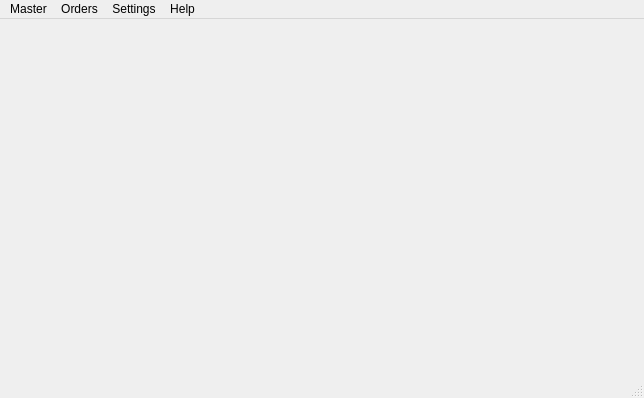
Old version of the form ui/dashboard.ui in the repository ajayrandhawa/Python-Qt-Restaurant-Biiling-Software.
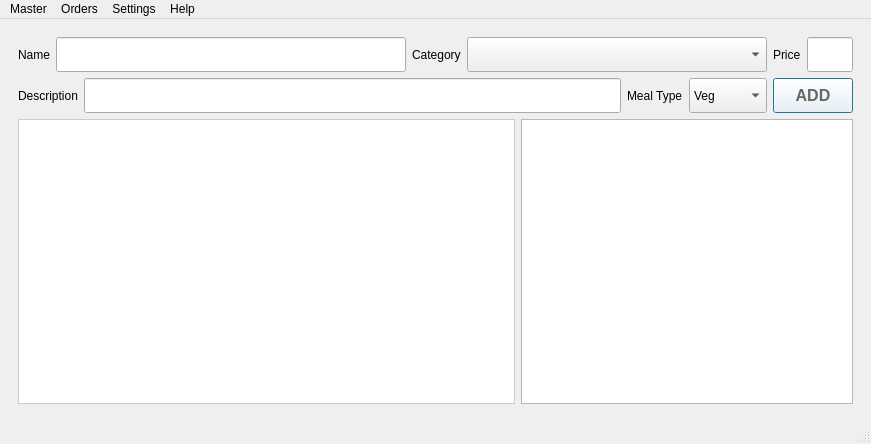
New version of the form. The open tabs and pages were chosen to show the change. Icons and pictures are not drawn.

The edit to the form file:
```diff
--- a/ui/dashboard.ui
+++ b/ui/dashboard.ui
@@ -6,8 +6,8 @@
    <rect>
     <x>0</x>
     <y>0</y>
-    <width>644</width>
-    <height>398</height>
+    <width>871</width>
+    <height>444</height>
    </rect>
   </property>
   <property name="windowTitle">
@@ -37,7 +37,246 @@
        <number>2</number>
       </property>
       <widget class="QWidget" name="dashboardpage"/>
-      <widget class="QWidget" name="itemspage"/>
+      <widget class="QWidget" name="itemspage">
+       <layout class="QHBoxLayout" name="horizontalLayout_5">
+        <item>
+         <layout class="QVBoxLayout" name="verticalLayout_7">
+          <item>
+           <layout class="QHBoxLayout" name="horizontalLayout_11" stretch="0">
+            <item>
+             <layout class="QHBoxLayout" name="horizontalLayout">
+              <item>
+               <widget class="QLabel" name="label_name">
+                <property name="text">
+                 <string>Name</string>
+                </property>
+               </widget>
+              </item>
+              <item>
+               <widget class="QLineEdit" name="items_name_input">
+                <property name="minimumSize">
+                 <size>
+                  <width>350</width>
+                  <height>35</height>
+                 </size>
+                </property>
+               </widget>
+              </item>
+              <item>
+               <widget class="QLabel" name="label_category">
+                <property name="text">
+                 <string>Category</string>
+                </property>
+               </widget>
+              </item>
+              <item>
+               <widget class="QComboBox" name="items_category_combo">
+                <property name="minimumSize">
+                 <size>
+                  <width>300</width>
+                  <height>35</height>
+                 </size>
+                </property>
+                <property name="editable">
+                 <bool>false</bool>
+                </property>
+                <property name="maxVisibleItems">
+                 <number>20</number>
+                </property>
+                <property name="insertPolicy">
+                 <enum>QComboBox::InsertAtCurrent</enum>
+                </property>
+               </widget>
+              </item>
+              <item>
+               <widget class="QLabel" name="lable_price">
+                <property name="text">
+                 <string>Price</string>
+                </property>
+               </widget>
+              </item>
+              <item>
+               <widget class="QLineEdit" name="items_price_input">
+                <property name="minimumSize">
+                 <size>
+                  <width>0</width>
+                  <height>35</height>
+                 </size>
+                </property>
+               </widget>
+              </item>
+             </layout>
+            </item>
+           </layout>
+          </item>
+          <item>
+           <layout class="QHBoxLayout" name="horizontalLayout_3">
+            <item>
+             <widget class="QLabel" name="label_description">
+              <property name="text">
+               <string>Description</string>
+              </property>
+             </widget>
+            </item>
+            <item>
+             <widget class="QLineEdit" name="items_description_input">
+              <property name="minimumSize">
+               <size>
+                <width>0</width>
+                <height>35</height>
+               </size>
+              </property>
+             </widget>
+            </item>
+            <item>
+             <widget class="QLabel" name="label_vn">
+              <property name="text">
+               <string>Meal Type</string>
+              </property>
+             </widget>
+            </item>
+            <item>
+             <widget class="QComboBox" name="items_mtype_combo">
+              <property name="minimumSize">
+               <size>
+                <width>0</width>
+                <height>35</height>
+               </size>
+              </property>
+              <item>
+               <property name="text">
+                <string>Veg</string>
+               </property>
+              </item>
+              <item>
+               <property name="text">
+                <string>Non-Veg</string>
+               </property>
+              </item>
+             </widget>
+            </item>
+            <item>
+             <widget class="QPushButton" name="add_items_btn">
+              <property name="minimumSize">
+               <size>
+                <width>0</width>
+                <height>35</height>
+               </size>
+              </property>
+              <property name="font">
+               <font>
+                <pointsize>12</pointsize>
+                <weight>75</weight>
+                <bold>true</bold>
+               </font>
+              </property>
+              <property name="styleSheet">
+               <string notr="true">QPushButton{
+	background-color: #FFFFFF;
+	color: #666666;
+}</string>
+              </property>
+              <property name="text">
+               <string>ADD</string>
+              </property>
+              <property name="autoDefault">
+               <bool>false</bool>
+              </property>
+              <property name="default">
+               <bool>true</bool>
+              </property>
+              <property name="flat">
+               <bool>false</bool>
+              </property>
+             </widget>
+            </item>
+           </layout>
+          </item>
+          <item>
+           <layout class="QHBoxLayout" name="horizontalLayout_12" stretch="3,2">
+            <item>
+             <widget class="QListWidget" name="items_list_widget">
+              <property name="contextMenuPolicy">
+               <enum>Qt::DefaultContextMenu</enum>
+              </property>
+              <property name="styleSheet">
+               <string notr="true">QListWidget {
+	background-color: #FFFFFF;
+	border: 1px solid #ccc;
+	font-size: 18px;
+	font-weight: bold;
+}
+
+QListWidget::item {
+	width: 150px;
+	height: 150px;
+	margin: 5px;
+	color: #666666;
+}</string>
+              </property>
+              <property name="verticalScrollBarPolicy">
+               <enum>Qt::ScrollBarAsNeeded</enum>
+              </property>
+              <property name="autoScrollMargin">
+               <number>20</number>
+              </property>
+              <property name="showDropIndicator" stdset="0">
+               <bool>false</bool>
+              </property>
+              <property name="dragDropMode">
+               <enum>QAbstractItemView::NoDragDrop</enum>
+              </property>
+              <property name="defaultDropAction">
+               <enum>Qt::IgnoreAction</enum>
+              </property>
+              <property name="alternatingRowColors">
+               <bool>false</bool>
+              </property>
+              <property name="textElideMode">
+               <enum>Qt::ElideMiddle</enum>
+              </property>
+              <property name="movement">
+               <enum>QListView::Static</enum>
+              </property>
+              <property name="flow">
+               <enum>QListView::LeftToRight</enum>
+              </property>
+              <property name="isWrapping" stdset="0">
+               <bool>true</bool>
+              </property>
+              <property name="layoutMode">
+               <enum>QListView::SinglePass</enum>
+              </property>
+              <property name="gridSize">
+               <size>
+                <width>130</width>
+                <height>150</height>
+               </size>
+              </property>
+              <property name="viewMode">
+               <enum>QListView::IconMode</enum>
+              </property>
+              <property name="wordWrap">
+               <bool>true</bool>
+              </property>
+             </widget>
+            </item>
+            <item>
+             <widget class="QTableWidget" name="items_table_widget">
+              <property name="sizeIncrement">
+               <size>
+                <width>0</width>
+                <height>0</height>
+               </size>
+              </property>
+             </widget>
+            </item>
+           </layout>
+          </item>
+         </layout>
+        </item>
+       </layout>
+      </widget>
       <widget class="QWidget" name="categorypage">
        <layout class="QHBoxLayout" name="horizontalLayout_9">
         <item>
@@ -173,7 +412,7 @@
     <rect>
      <x>0</x>
      <y>0</y>
-     <width>644</width>
+     <width>871</width>
      <height>21</height>
     </rect>
    </property>
```
Left out of the diff: 64 changed lines with no effect on the pictures.
